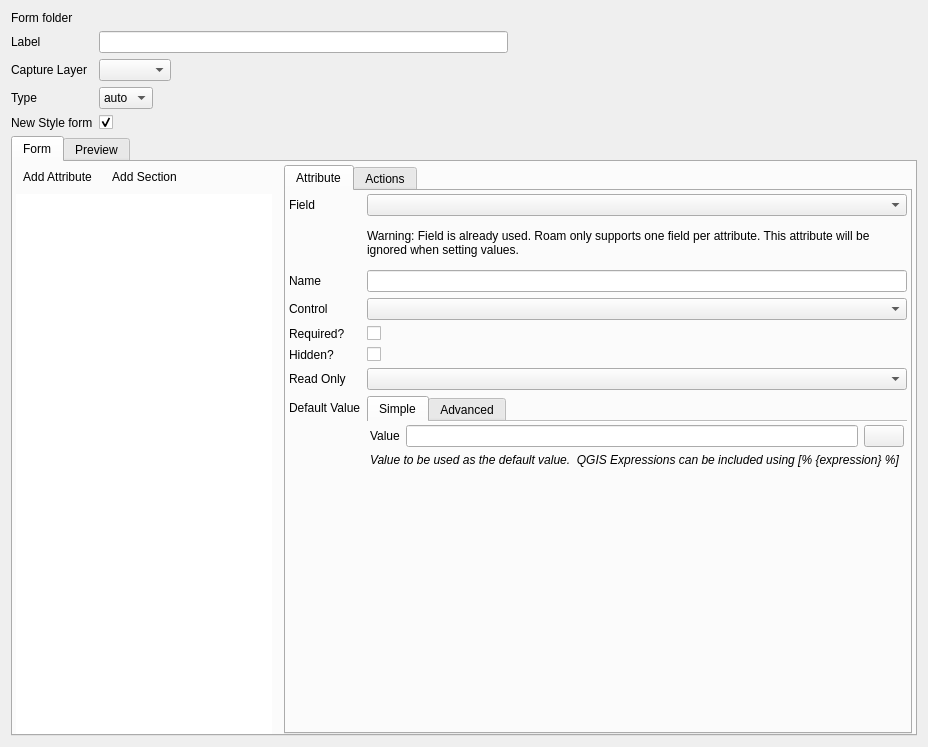
The window that src/configmanager/ui/nodewidgets/ui_formwidget.ui (roam-qgis/Roam) describes before a commit, drawn with Qt 5.
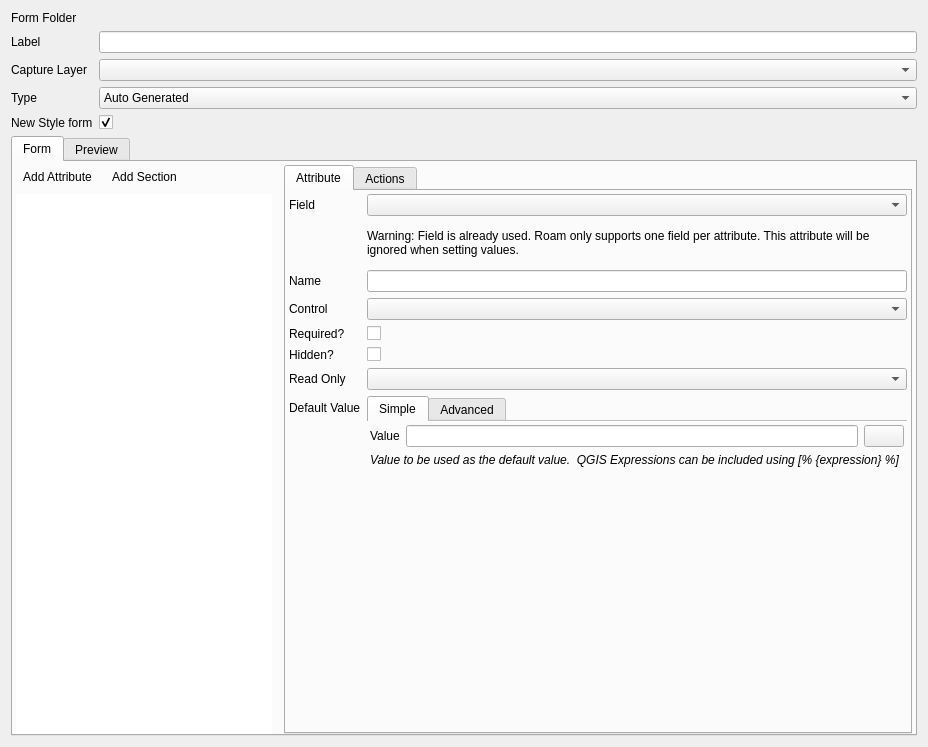
The same window after the commit. Icons and pictures are not drawn. Custom widgets are drawn as their Qt base class.

Patch:
```diff
--- a/src/configmanager/ui/nodewidgets/ui_formwidget.ui
+++ b/src/configmanager/ui/nodewidgets/ui_formwidget.ui
@@ -17,12 +17,12 @@
    <item row="0" column="0">
     <layout class="QFormLayout" name="formLayout_2">
      <property name="fieldGrowthPolicy">
-      <enum>QFormLayout::ExpandingFieldsGrow</enum>
+      <enum>QFormLayout::AllNonFixedFieldsGrow</enum>
      </property>
      <item row="0" column="0">
       <widget class="QLabel" name="label_16">
        <property name="text">
-        <string>Form folder</string>
+        <string>Form Folder</string>
        </property>
       </widget>
      </item>
@@ -48,19 +48,6 @@
        <item>
         <widget class="QLineEdit" name="formLabelText"/>
        </item>
-       <item>
-        <spacer name="horizontalSpacer_8">
-         <property name="orientation">
-          <enum>Qt::Horizontal</enum>
-         </property>
-         <property name="sizeHint" stdset="0">
-          <size>
-           <width>40</width>
-           <height>20</height>
-          </size>
-         </property>
-        </spacer>
-       </item>
       </layout>
      </item>
      <item row="2" column="0">
@@ -101,7 +88,7 @@
         <widget class="QComboBox" name="formtypeCombo">
          <item>
           <property name="text">
-           <string>auto</string>
+           <string>Auto Generated</string>
           </property>
          </item>
         </widget>
```
